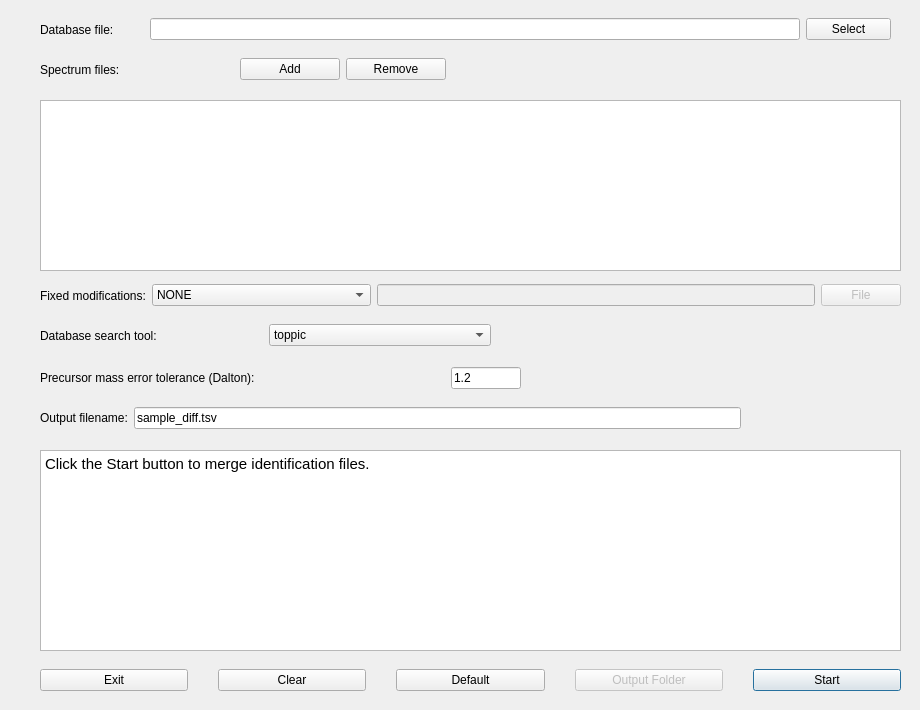
This is src/gui/topdiff/topdiffdialog.ui in toppic-suite/toppic-suite as Qt 5 draws it before an edit. The edited form follows.
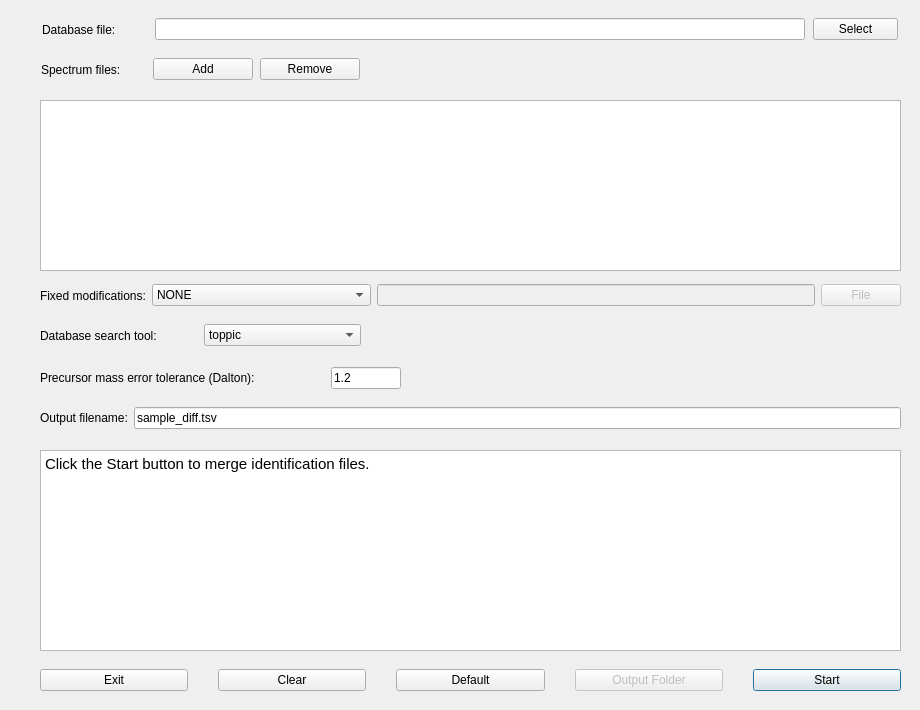
This is the edited form. Icons and pictures are not drawn.

Diff of the .ui file:
```diff
--- a/src/gui/topdiff/topdiffdialog.ui
+++ b/src/gui/topdiff/topdiffdialog.ui
@@ -41,13 +41,19 @@
      <rect>
       <x>40</x>
       <y>50</y>
-      <width>406</width>
+      <width>321</width>
       <height>39</height>
      </rect>
     </property>
     <layout class="QHBoxLayout" name="horizontalLayout">
      <item>
       <widget class="QLabel" name="label">
+       <property name="maximumSize">
+        <size>
+         <width>105</width>
+         <height>16777215</height>
+        </size>
+       </property>
        <property name="text">
         <string>Spectrum files: </string>
        </property>
@@ -98,7 +104,7 @@
      <rect>
       <x>40</x>
       <y>360</y>
-      <width>481</width>
+      <width>361</width>
       <height>36</height>
      </rect>
     </property>
@@ -240,13 +246,19 @@
      <rect>
       <x>40</x>
       <y>10</y>
-      <width>851</width>
+      <width>861</width>
       <height>39</height>
      </rect>
     </property>
     <layout class="QHBoxLayout" name="horizontalLayout_3">
      <item>
       <widget class="QLabel" name="label_2">
+       <property name="maximumSize">
+        <size>
+         <width>105</width>
+         <height>16777215</height>
+        </size>
+       </property>
        <property name="text">
         <string>Database file: </string>
        </property>
@@ -357,7 +369,7 @@
      <rect>
       <x>40</x>
       <y>400</y>
-      <width>701</width>
+      <width>861</width>
       <height>36</height>
      </rect>
     </property>
@@ -383,7 +395,7 @@
      <rect>
       <x>40</x>
       <y>320</y>
-      <width>451</width>
+      <width>321</width>
       <height>31</height>
      </rect>
     </property>
```
Left out of the diff: 6 changed lines with no effect on the pictures.
